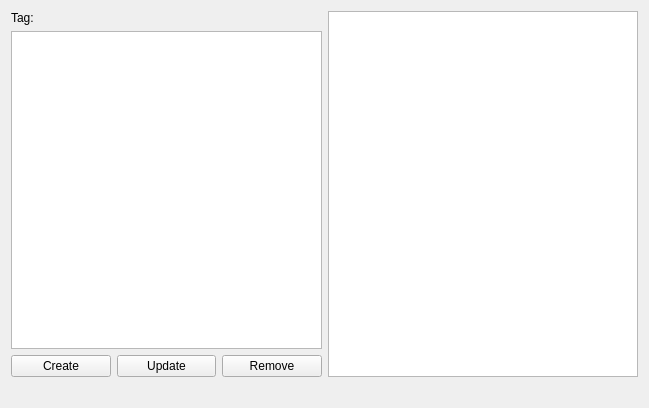
Above: Views/tagview.ui from ArkadiuszStanislawLega/Flashcards_Qt before the change. Below: the same form after it.
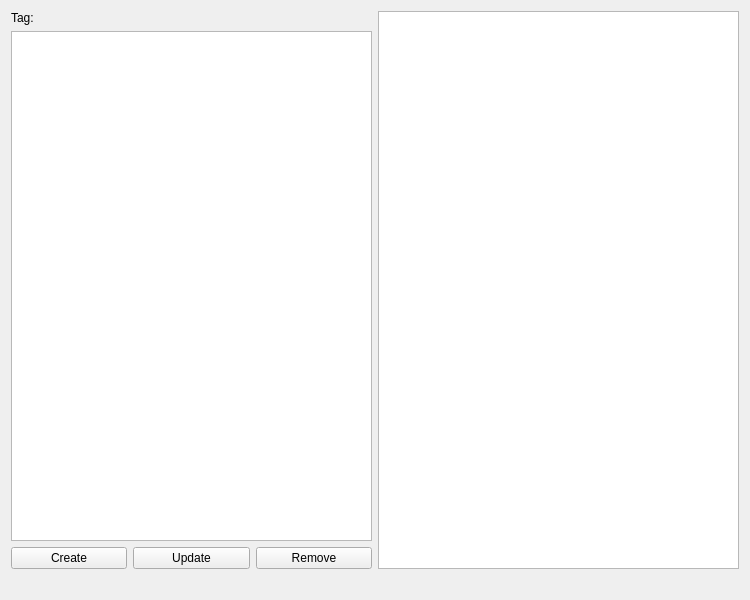
That is the form after the change.

What changed in the file:
```diff
--- a/Views/tagview.ui
+++ b/Views/tagview.ui
@@ -6,8 +6,8 @@
    <rect>
     <x>0</x>
     <y>0</y>
-    <width>649</width>
-    <height>408</height>
+    <width>750</width>
+    <height>600</height>
    </rect>
   </property>
   <property name="windowTitle">
```
